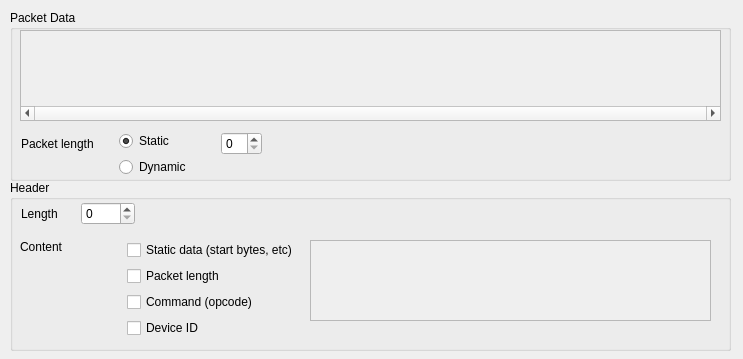
First picture: the form in src/LorrisAnalyzer/sourcedialog.ui, repository Tasssadar/Lorris, before the edit.
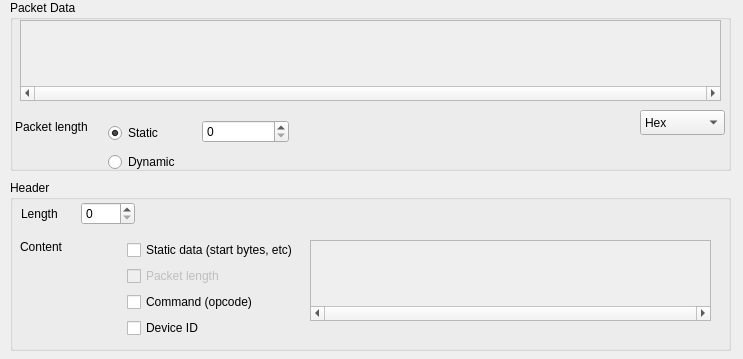
Second picture: the form after the edit.

The edit to the form file:
```diff
--- a/src/LorrisAnalyzer/sourcedialog.ui
+++ b/src/LorrisAnalyzer/sourcedialog.ui
@@ -10,6 +10,12 @@
     <height>359</height>
    </rect>
   </property>
+  <property name="sizePolicy">
+   <sizepolicy hsizetype="Fixed" vsizetype="Fixed">
+    <horstretch>0</horstretch>
+    <verstretch>0</verstretch>
+   </sizepolicy>
+  </property>
   <property name="windowTitle">
    <string>Dialog</string>
   </property>
@@ -34,6 +40,9 @@
       <height>81</height>
      </rect>
     </property>
+    <property name="horizontalScrollBarPolicy">
+     <enum>Qt::ScrollBarAlwaysOn</enum>
+    </property>
     <property name="widgetResizable">
      <bool>true</bool>
     </property>
@@ -43,12 +52,12 @@
        <x>0</x>
        <y>0</y>
        <width>395</width>
-       <height>75</height>
+       <height>58</height>
       </rect>
      </property>
     </widget>
    </widget>
-   <widget class="QWidget" name="">
+   <widget class="QWidget" name="layoutWidget">
     <property name="geometry">
      <rect>
       <x>11</x>
@@ -70,7 +79,7 @@
      </item>
     </layout>
    </widget>
-   <widget class="QWidget" name="">
+   <widget class="QWidget" name="layoutWidget">
     <property name="geometry">
      <rect>
       <x>10</x>
@@ -101,6 +110,9 @@
        </item>
        <item>
         <widget class="QCheckBox" name="len_check">
+         <property name="enabled">
+          <bool>false</bool>
+         </property>
          <property name="text">
           <string>Packet length</string>
          </property>
@@ -129,7 +141,7 @@
    <property name="geometry">
     <rect>
      <x>10</x>
-     <y>10</y>
+     <y>0</y>
      <width>721</width>
      <height>171</height>
     </rect>
@@ -143,11 +155,11 @@
       <x>10</x>
       <y>20</y>
       <width>701</width>
-      <height>91</height>
+      <height>81</height>
      </rect>
     </property>
     <property name="sizePolicy">
-     <sizepolicy hsizetype="Expanding" vsizetype="Fixed">
+     <sizepolicy hsizetype="Fixed" vsizetype="Fixed">
       <horstretch>0</horstretch>
       <verstretch>0</verstretch>
      </sizepolicy>
@@ -164,78 +176,102 @@
        <x>0</x>
        <y>0</y>
        <width>695</width>
-       <height>68</height>
+       <height>58</height>
       </rect>
      </property>
     </widget>
    </widget>
-   <widget class="QWidget" name="">
+   <widget class="QWidget" name="layoutWidget">
     <property name="geometry">
      <rect>
-      <x>109</x>
-      <y>121</y>
-      <width>86</width>
-      <height>48</height>
-     </rect>
-    </property>
-    <layout class="QVBoxLayout" name="verticalLayout">
-     <item>
-      <widget class="QRadioButton" name="len_static">
-       <property name="text">
-        <string>Static</string>
-       </property>
-       <property name="checked">
-        <bool>true</bool>
-       </property>
-      </widget>
-     </item>
-     <item>
-      <widget class="QRadioButton" name="len_dynamic">
-       <property name="text">
-        <string>Dynamic</string>
-       </property>
-      </widget>
-     </item>
-    </layout>
-   </widget>
-   <widget class="QWidget" name="">
-    <property name="geometry">
-     <rect>
-      <x>11</x>
-      <y>121</y>
-      <width>241</width>
-      <height>26</height>
+      <x>5</x>
+      <y>120</y>
+      <width>274</width>
+      <height>57</height>
      </rect>
     </property>
     <layout class="QHBoxLayout" name="horizontalLayout_2">
-     <property name="spacing">
-      <number>10</number>
-     </property>
      <item>
       <widget class="QLabel" name="len_label">
        <property name="text">
         <string>Packet length</string>
        </property>
+       <property name="alignment">
+        <set>Qt::AlignLeading|Qt::AlignLeft|Qt::AlignTop</set>
+       </property>
       </widget>
      </item>
      <item>
-      <spacer name="horizontalSpacer">
-       <property name="orientation">
-        <enum>Qt::Horizontal</enum>
-       </property>
-       <property name="sizeHint" stdset="0">
-        <size>
-         <width>40</width>
-         <height>20</height>
-        </size>
-       </property>
-      </spacer>
+      <layout class="QVBoxLayout" name="verticalLayout">
+       <item>
+        <widget class="QRadioButton" name="len_static">
+         <property name="text">
+          <string>Static</string>
+         </property>
+         <property name="checked">
+          <bool>true</bool>
+         </property>
+        </widget>
+       </item>
+       <item>
+        <widget class="QRadioButton" name="len_dynamic">
+         <property name="text">
+          <string>Dynamic</string>
+         </property>
+        </widget>
+       </item>
+      </layout>
      </item>
      <item>
-      <widget class="QSpinBox" name="len_box"/>
+      <layout class="QVBoxLayout" name="verticalLayout_4">
+       <item>
+        <widget class="QSpinBox" name="len_box"/>
+       </item>
+       <item>
+        <spacer name="verticalSpacer">
+         <property name="orientation">
+          <enum>Qt::Vertical</enum>
+         </property>
+         <property name="sizeType">
+          <enum>QSizePolicy::Expanding</enum>
+         </property>
+         <property name="sizeHint" stdset="0">
+          <size>
+           <width>20</width>
+           <height>10</height>
+          </size>
+         </property>
+        </spacer>
+       </item>
+      </layout>
      </item>
     </layout>
    </widget>
+   <widget class="QComboBox" name="fmt_combo">
+    <property name="geometry">
+     <rect>
+      <x>630</x>
+      <y>110</y>
+      <width>85</width>
+      <height>25</height>
+     </rect>
+    </property>
+    <item>
+     <property name="text">
+      <string>Hex</string>
+     </property>
+    </item>
+    <item>
+     <property name="text">
+      <string>Byte</string>
+     </property>
+    </item>
+    <item>
+     <property name="text">
+      <string>String</string>
+     </property>
+    </item>
+   </widget>
   </widget>
  </widget>
  <resources/>
```
Left out of the diff: 57 changed lines with no effect on the pictures.
